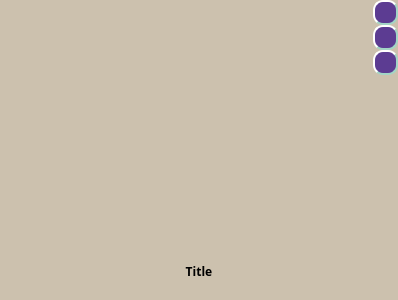
First picture: the form in UI/stacked_recipes.ui, repository juvarlet/a_table, before the edit.
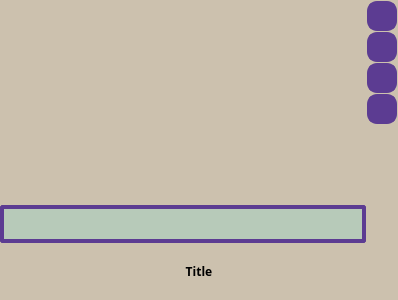
Second picture: the form after the edit. Icons and pictures are not drawn.

Commit message:
StackedRecipes feature
Removed dessert and modif pushButtons -> included in stackedRecipe widget
TODO:
- [] rework update shopping list,
- [] compute tag score,
- [] save to history,
- [] recipe selection double click

```diff
--- a/UI/stacked_recipes.ui
+++ b/UI/stacked_recipes.ui
@@ -10,6 +10,9 @@
     <height>300</height>
    </rect>
   </property>
+  <property name="mouseTracking">
+   <bool>true</bool>
+  </property>
   <property name="windowTitle">
    <string>Form</string>
   </property>
@@ -22,10 +25,10 @@
 
 QPushButton{
      background-color: #5C3C92;
-     border-style: outset;
+     border-style: solid;
      border-width: 2px;
      border-radius: 10px;
-     border-color: #A2D5C6;
+     border-color: #5C3C92;
      font: bold 18px;
      /*min-width: 10em;*/
      padding: 8px;
@@ -33,19 +36,26 @@
 
 }
 
-QPushButton:hover{
-	border-color: #D72631;
-}
-
-QPushButton:pressed,  QPushButton:checked{
+QPushButton:pressed/*,  QPushButton:checked*/{
     border-width: 5px;
 	border-radius: 15px;
 	font:  15px;
 	border-color: #D72631;
 }
 
+QPushButton:checked{
+	border-color: #5c3c92;
+}
+
+QPushButton:hover{
+	border-color: #D72631;
+	/*border-width: 3px;
+	border-radius: 8px;*/
+}
+
+
 QComboBox {
-	border: 4px solid #5C3C92;
+	border: 2px solid #5C3C92;
 	border-radius: 3px;
 	/*background: qlineargradient(x1:0, y1:0, x2:0, y2:1, stop:0 #a2d5c6, stop:0.1 #b7cab9, stop:0.9 #b7cab9, stop:1 #a2d5c6);*/
 	background: #b7cab9;
@@ -85,6 +95,49 @@
     padding: 2px;
     background-color: #CCC1AE;
 
+}
+
+QComboBox {
+	border: 4px solid #5C3C92;
+	border-radius: 3px;
+	/*background: qlineargradient(x1:0, y1:0, x2:0, y2:1, stop:0 #a2d5c6, stop:0.1 #b7cab9, stop:0.9 #b7cab9, stop:1 #a2d5c6);*/
+	background: #b7cab9;
+	padding: 1px 23px 1px 3px;
+	min-width: 6em;
+	color: #077B8A;
+font-size: 18px;
+
+}
+QComboBox::drop-down {
+	subcontrol-origin: padding;
+	subcontrol-position: top right;
+	width: 20px;
+
+	border-top-right-radius: 3px;
+	border-bottom-right-radius: 3px;
+}
+QComboBox::down-arrow {
+     image: url(file:///../UI/images/icon_down_arrow.png);
+	/*image: url(file:///../UI/images/icon_edit.png);*/
+	width: 20px;
+	height: 20px;
+}
+
+ 
+QComboBox QAbstractItemView{
+	background-color: #CCC1AE;
+	/*color: #077B8A;*/
+ 	
+	selection-background-color: #5C3C92;
+	/*selection-color: #A2D5C6;*/
+}
+
+QFrame #frame_buttons{
+background-color:transparent;
+}
+
+QMenu::item {
+    icon-size:50px 50px;
 }</string>
   </property>
   <layout class="QGridLayout" name="gridLayout">
@@ -157,8 +210,24 @@
          <property name="spacing">
           <number>0</number>
          </property>
-         <item row="0" column="2" rowspan="2">
-          <widget class="QFrame" name="frame_2">
+         <item row="0" column="0" colspan="2">
+          <widget class="QLabel" name="label_image">
+           <property name="sizePolicy">
+            <sizepolicy hsizetype="Expanding" vsizetype="Expanding">
+             <horstretch>0</horstretch>
+             <verstretch>0</verstretch>
+            </sizepolicy>
+           </property>
+           <property name="text">
+            <string/>
+           </property>
+           <property name="alignment">
+            <set>Qt::AlignCenter</set>
+           </property>
+          </widget>
+         </item>
+         <item row="0" column="1" rowspan="3">
+          <widget class="QFrame" name="frame_buttons">
            <property name="sizePolicy">
             <sizepolicy hsizetype="Minimum" vsizetype="Preferred">
              <horstretch>0</horstretch>
@@ -176,42 +245,67 @@
              <enum>QLayout::SetMinimumSize</enum>
             </property>
             <property name="leftMargin">
-             <number>0</number>
+             <number>1</number>
             </property>
             <property name="topMargin">
-             <number>0</number>
+             <number>1</number>
             </property>
             <property name="rightMargin">
-             <number>0</number>
+             <number>1</number>
             </property>
             <property name="bottomMargin">
-             <number>0</number>
+             <number>1</number>
             </property>
-            <property name="spacing">
+            <property name="horizontalSpacing">
              <number>0</number>
             </property>
+            <property name="verticalSpacing">
+             <number>1</number>
+            </property>
+            <item row="4" column="0">
+             <spacer name="verticalSpacer">
+              <property name="orientation">
+               <enum>Qt::Vertical</enum>
+              </property>
+              <property name="sizeHint" stdset="0">
+               <size>
+                <width>20</width>
+                <height>40</height>
+               </size>
+              </property>
+             </spacer>
+            </item>
             <item row="2" column="0">
-             <widget class="QPushButton" name="pB_delete">
+             <widget class="QPushButton" name="pB_edit">
               <property name="maximumSize">
                <size>
-                <width>25</width>
-                <height>25</height>
+                <width>30</width>
+                <height>30</height>
                </size>
               </property>
               <property name="toolTip">
-               <string>Supprimer cette recette</string>
+               <string>Changer de recette</string>
               </property>
               <property name="text">
                <string/>
               </property>
+              <property name="iconSize">
+               <size>
+                <width>23</width>
+                <height>23</height>
+               </size>
+              </property>
+              <property name="checkable">
+               <bool>true</bool>
+              </property>
              </widget>
             </item>
             <item row="0" column="0">
              <widget class="QPushButton" name="pB_next">
               <property name="maximumSize">
                <size>
-                <width>25</width>
-                <height>25</height>
+                <width>30</width>
+                <height>30</height>
                </size>
               </property>
               <property name="toolTip">
@@ -220,14 +314,42 @@
               <property name="text">
                <string/>
               </property>
+              <property name="iconSize">
+               <size>
+                <width>23</width>
+                <height>23</height>
+               </size>
+              </property>
+             </widget>
+            </item>
+            <item row="3" column="0">
+             <widget class="QPushButton" name="pB_delete">
+              <property name="maximumSize">
+               <size>
+                <width>30</width>
+                <height>30</height>
+               </size>
+              </property>
+              <property name="toolTip">
+               <string>Supprimer cette recette</string>
+              </property>
+              <property name="text">
+               <string/>
+              </property>
+              <property name="iconSize">
+               <size>
+                <width>23</width>
+                <height>23</height>
+               </size>
+              </property>
              </widget>
             </item>
             <item row="1" column="0">
              <widget class="QPushButton" name="pB_add">
               <property name="maximumSize">
                <size>
-                <width>25</width>
-                <height>25</height>
+                <width>30</width>
+                <height>30</height>
                </size>
               </property>
               <property name="toolTip">
@@ -236,41 +358,18 @@
               <property name="text">
                <string/>
               </property>
-             </widget>
-            </item>
-            <item row="3" column="0">
-             <spacer name="verticalSpacer">
-              <property name="orientation">
-               <enum>Qt::Vertical</enum>
-              </property>
-              <property name="sizeHint" stdset="0">
+              <property name="iconSize">
                <size>
-                <width>20</width>
-                <height>40</height>
+                <width>23</width>
+                <height>23</height>
                </size>
               </property>
-             </spacer>
+             </widget>
             </item>
            </layout>
           </widget>
          </item>
-         <item row="0" column="0" colspan="2">
-          <widget class="QLabel" name="label_image">
-           <property name="sizePolicy">
-            <sizepolicy hsizetype="Expanding" vsizetype="Expanding">
-             <horstretch>0</horstretch>
-             <verstretch>0</verstretch>
-            </sizepolicy>
-           </property>
-           <property name="text">
-            <string/>
-           </property>
-           <property name="alignment">
-            <set>Qt::AlignCenter</set>
-           </property>
-          </widget>
-         </item>
-         <item row="2" column="0" colspan="3">
+         <item row="3" column="0" colspan="3">
           <widget class="QLabel" name="label_title">
            <property name="sizePolicy">
             <sizepolicy hsizetype="Preferred" vsizetype="Minimum">
@@ -289,20 +388,7 @@
            </property>
           </widget>
          </item>
-         <item row="1" column="0">
-          <spacer name="horizontalSpacer">
-           <property name="orientation">
-            <enum>Qt::Horizontal</enum>
-           </property>
-           <property name="sizeHint" stdset="0">
-            <size>
-             <width>40</width>
-             <height>20</height>
-            </size>
-           </property>
-          </spacer>
-         </item>
-         <item row="3" column="0" colspan="3">
+         <item row="4" column="0" colspan="3">
           <widget class="QFrame" name="frame_3">
            <property name="frameShape">
             <enum>QFrame::NoFrame</enum>
@@ -362,6 +448,22 @@
            </layout>
           </widget>
          </item>
+         <item row="2" column="0">
+          <spacer name="horizontalSpacer">
+           <property name="orientation">
+            <enum>Qt::Horizontal</enum>
+           </property>
+           <property name="sizeHint" stdset="0">
+            <size>
+             <width>40</width>
+             <height>20</height>
+            </size>
+           </property>
+          </spacer>
+         </item>
+         <item row="1" column="0">
+          <widget class="QComboBox" name="comboBox"/>
+         </item>
         </layout>
        </widget>
       </item>
```
The commit also changes 12 other files.
